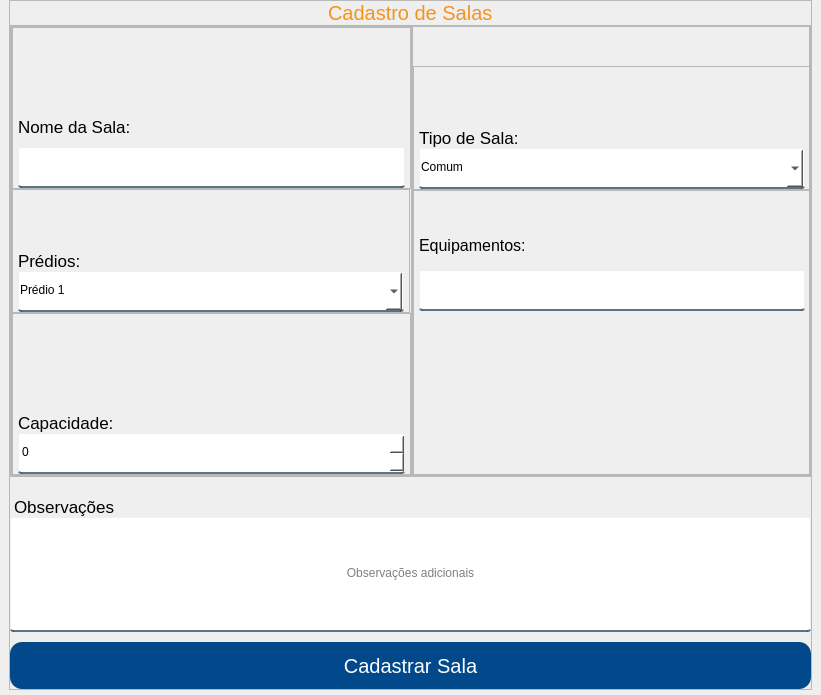
Above: App/view/ui/cadastroSalas.ui from Senac-SOR-ADS/Mapa-de-Sala before the change. Below: the same form after it.
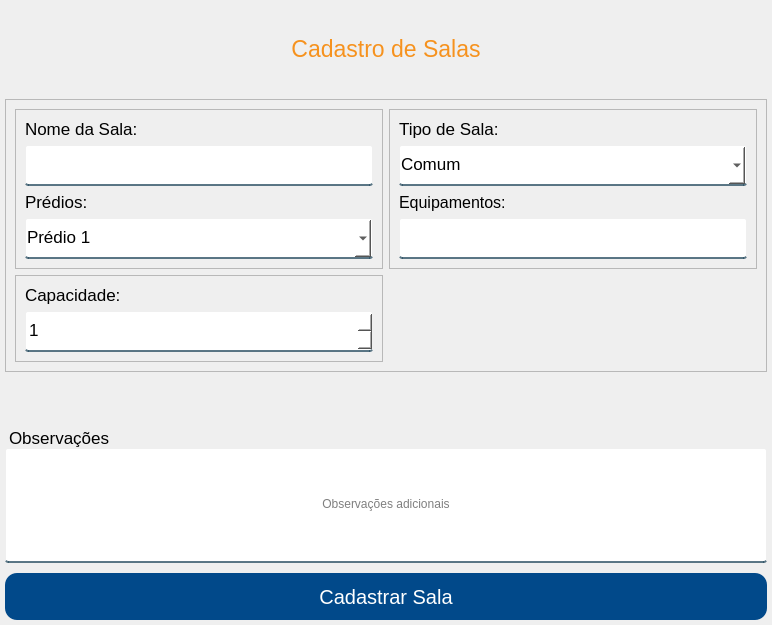
That is the form after the change.

Commit message:
tela reescrita
Refiz a tela de cadastroSalas para manter um layout mais consistente em relação à responsividade

```diff
--- a/App/view/ui/cadastroSalas.ui
+++ b/App/view/ui/cadastroSalas.ui
@@ -6,8 +6,8 @@
    <rect>
     <x>0</x>
     <y>0</y>
-    <width>821</width>
-    <height>695</height>
+    <width>772</width>
+    <height>625</height>
    </rect>
   </property>
   <property name="windowTitle">
@@ -67,42 +67,47 @@
    <property name="bottomMargin">
     <number>5</number>
    </property>
-   <item alignment="Qt::AlignHCenter">
-    <widget class="QFrame" name="frame_9">
-     <property name="frameShape">
-      <enum>QFrame::StyledPanel</enum>
+   <item>
+    <spacer name="verticalSpacer_2">
+     <property name="orientation">
+      <enum>Qt::Vertical</enum>
      </property>
-     <property name="frameShadow">
-      <enum>QFrame::Raised</enum>
+     <property name="sizeHint" stdset="0">
+      <size>
+       <width>20</width>
+       <height>40</height>
+      </size>
      </property>
-     <layout class="QVBoxLayout" name="verticalLayout_4">
-      <property name="spacing">
-       <number>0</number>
-      </property>
-      <property name="leftMargin">
-       <number>0</number>
-      </property>
-      <property name="topMargin">
-       <number>0</number>
-      </property>
-      <property name="rightMargin">
-       <number>0</number>
-      </property>
-      <property name="bottomMargin">
-       <number>0</number>
-      </property>
-      <item alignment="Qt::AlignHCenter">
+    </spacer>
+   </item>
+   <item>
        <widget class="QLabel" name="titulo">
         <property name="font">
          <font>
-          <pointsize>15</pointsize>
+       <pointsize>17</pointsize>
          </font>
         </property>
         <property name="text">
          <string>Cadastro de Salas</string>
         </property>
-       </widget>
-      </item>
+     <property name="alignment">
+      <set>Qt::AlignCenter</set>
+     </property>
+    </widget>
+   </item>
+   <item>
+    <spacer name="verticalSpacer">
+     <property name="orientation">
+      <enum>Qt::Vertical</enum>
+     </property>
+     <property name="sizeHint" stdset="0">
+      <size>
+       <width>20</width>
+       <height>40</height>
+      </size>
+     </property>
+    </spacer>
+   </item>
       <item>
        <widget class="QFrame" name="frame">
         <property name="sizePolicy">
@@ -111,258 +116,24 @@
           <verstretch>0</verstretch>
          </sizepolicy>
         </property>
-        <property name="minimumSize">
-         <size>
-          <width>801</width>
-          <height>340</height>
-         </size>
-        </property>
         <property name="frameShape">
          <enum>QFrame::StyledPanel</enum>
         </property>
         <property name="frameShadow">
          <enum>QFrame::Raised</enum>
         </property>
-        <layout class="QHBoxLayout" name="horizontalLayout_6">
-         <property name="spacing">
-          <number>0</number>
-         </property>
-         <property name="leftMargin">
-          <number>0</number>
-         </property>
-         <property name="topMargin">
-          <number>0</number>
-         </property>
-         <property name="rightMargin">
-          <number>0</number>
-         </property>
-         <property name="bottomMargin">
-          <number>0</number>
-         </property>
-         <item>
-          <widget class="QFrame" name="frame_5">
+     <layout class="QGridLayout" name="gridLayout_3">
+      <item row="1" column="0">
+       <widget class="QFrame" name="frame_10">
            <property name="frameShape">
             <enum>QFrame::StyledPanel</enum>
            </property>
            <property name="frameShadow">
             <enum>QFrame::Raised</enum>
            </property>
-           <layout class="QVBoxLayout" name="verticalLayout_2">
-            <property name="spacing">
-             <number>0</number>
-            </property>
-            <property name="leftMargin">
-             <number>0</number>
-            </property>
-            <property name="topMargin">
-             <number>0</number>
-            </property>
-            <property name="rightMargin">
-             <number>0</number>
-            </property>
-            <property name="bottomMargin">
-             <number>0</number>
-            </property>
+        <layout class="QVBoxLayout" name="verticalLayout_10">
             <item>
-             <widget class="QFrame" name="frame_2">
-              <property name="frameShape">
-               <enum>QFrame::StyledPanel</enum>
-              </property>
-              <property name="frameShadow">
-               <enum>QFrame::Raised</enum>
-              </property>
-              <layout class="QVBoxLayout" name="verticalLayout_7">
-               <property name="spacing">
-                <number>10</number>
-               </property>
-               <property name="leftMargin">
-                <number>5</number>
-               </property>
-               <property name="topMargin">
-                <number>0</number>
-               </property>
-               <property name="rightMargin">
-                <number>5</number>
-               </property>
-               <property name="bottomMargin">
-                <number>0</number>
-               </property>
-               <item>
-                <spacer name="verticalSpacer_3">
-                 <property name="orientation">
-                  <enum>Qt::Vertical</enum>
-                 </property>
-                 <property name="sizeHint" stdset="0">
-                  <size>
-                   <width>20</width>
-                   <height>40</height>
-                  </size>
-                 </property>
-                </spacer>
-               </item>
-               <item>
-                <widget class="QLabel" name="label">
-                 <property name="font">
-                  <font>
-                   <pointsize>13</pointsize>
-                  </font>
-                 </property>
-                 <property name="text">
-                  <string>Nome da Sala:</string>
-                 </property>
-                </widget>
-               </item>
-               <item>
-                <widget class="QLineEdit" name="nomeSala">
-                 <property name="minimumSize">
-                  <size>
-                   <width>231</width>
-                   <height>41</height>
-                  </size>
-                 </property>
-                 <property name="placeholderText">
-                  <string/>
-                 </property>
-                </widget>
-               </item>
-              </layout>
-             </widget>
-            </item>
-            <item>
-             <widget class="QFrame" name="frame_3">
-              <property name="minimumSize">
-               <size>
-                <width>398</width>
-                <height>124</height>
-               </size>
-              </property>
-              <property name="maximumSize">
-               <size>
-                <width>398</width>
-                <height>124</height>
-               </size>
-              </property>
-              <property name="frameShape">
-               <enum>QFrame::StyledPanel</enum>
-              </property>
-              <property name="frameShadow">
-               <enum>QFrame::Raised</enum>
-              </property>
-              <layout class="QVBoxLayout" name="verticalLayout_9">
-               <property name="spacing">
-                <number>0</number>
-               </property>
-               <property name="leftMargin">
-                <number>5</number>
-               </property>
-               <property name="topMargin">
-                <number>0</number>
-               </property>
-               <property name="rightMargin">
-                <number>5</number>
-               </property>
-               <property name="bottomMargin">
-                <number>0</number>
-               </property>
-               <item>
-                <spacer name="verticalSpacer_6">
-                 <property name="orientation">
-                  <enum>Qt::Vertical</enum>
-                 </property>
-                 <property name="sizeHint" stdset="0">
-                  <size>
-                   <width>20</width>
-                   <height>40</height>
-                  </size>
-                 </property>
-                </spacer>
-               </item>
-               <item>
-                <widget class="QLabel" name="label_3">
-                 <property name="font">
-                  <font>
-                   <pointsize>13</pointsize>
-                  </font>
-                 </property>
-                 <property name="text">
-                  <string>Prédios:</string>
-                 </property>
-                </widget>
-               </item>
-               <item>
-                <widget class="QComboBox" name="nomePredio">
-                 <property name="minimumSize">
-                  <size>
-                   <width>231</width>
-                   <height>41</height>
-                  </size>
-                 </property>
-                 <property name="cursor">
-                  <cursorShape>PointingHandCursor</cursorShape>
-                 </property>
-                 <property name="editable">
-                  <bool>false</bool>
-                 </property>
-                 <property name="currentText">
-                  <string notr="true">Prédio 1</string>
-                 </property>
-                 <property name="insertPolicy">
-                  <enum>QComboBox::InsertAlphabetically</enum>
-                 </property>
-                 <item>
-                  <property name="text">
-                   <string>Prédio 1</string>
-                  </property>
-                 </item>
-                 <item>
-                  <property name="text">
-                   <string>Prédio 2</string>
-                  </property>
-                 </item>
-                </widget>
-               </item>
-              </layout>
-             </widget>
-            </item>
-            <item>
-             <widget class="QFrame" name="frame_4">
-              <property name="frameShape">
-               <enum>QFrame::StyledPanel</enum>
-              </property>
-              <property name="frameShadow">
-               <enum>QFrame::Raised</enum>
-              </property>
-              <layout class="QVBoxLayout" name="verticalLayout_8">
-               <property name="spacing">
-                <number>0</number>
-               </property>
-               <property name="leftMargin">
-                <number>5</number>
-               </property>
-               <property name="topMargin">
-                <number>0</number>
-               </property>
-               <property name="rightMargin">
-                <number>5</number>
-               </property>
-               <property name="bottomMargin">
-                <number>0</number>
-               </property>
-               <item>
-                <spacer name="verticalSpacer_2">
-                 <property name="orientation">
-                  <enum>Qt::Vertical</enum>
-                 </property>
-                 <property name="sizeHint" stdset="0">
-                  <size>
-                   <width>20</width>
-                   <height>40</height>
-                  </size>
-                 </property>
-                </spacer>
-               </item>
-               <item>
-                <widget class="QLabel" name="label_5">
+          <widget class="QLabel" name="label_15">
                  <property name="font">
                   <font>
                    <pointsize>13</pointsize>
@@ -374,16 +145,24 @@
                 </widget>
                </item>
                <item>
-                <widget class="QSpinBox" name="mediaCapacidade">
+          <widget class="QSpinBox" name="mediaCapacidade_3">
                  <property name="minimumSize">
                   <size>
-                   <width>231</width>
+             <width>0</width>
                    <height>41</height>
                   </size>
                  </property>
+           <property name="font">
+            <font>
+             <pointsize>13</pointsize>
+            </font>
+           </property>
                  <property name="cursor">
                   <cursorShape>PointingHandCursor</cursorShape>
                  </property>
+           <property name="minimum">
+            <number>1</number>
+           </property>
                  <property name="maximum">
                   <number>1000</number>
                  </property>
@@ -392,16 +171,13 @@
               </layout>
              </widget>
             </item>
-           </layout>
-          </widget>
-         </item>
-         <item>
-          <widget class="QFrame" name="frame_8">
-           <property name="maximumSize">
-            <size>
-             <width>398</width>
-             <height>16777215</height>
-            </size>
+      <item row="0" column="1">
+       <widget class="QFrame" name="frame_9">
+        <property name="sizePolicy">
+         <sizepolicy hsizetype="Preferred" vsizetype="Expanding">
+          <horstretch>0</horstretch>
+          <verstretch>0</verstretch>
+         </sizepolicy>
            </property>
            <property name="frameShape">
             <enum>QFrame::StyledPanel</enum>
@@ -409,89 +185,9 @@
            <property name="frameShadow">
             <enum>QFrame::Raised</enum>
            </property>
-           <layout class="QVBoxLayout" name="verticalLayout_3">
-            <property name="spacing">
-             <number>0</number>
-            </property>
-            <property name="leftMargin">
-             <number>0</number>
-            </property>
-            <property name="topMargin">
-             <number>0</number>
-            </property>
-            <property name="rightMargin">
-             <number>0</number>
-            </property>
-            <property name="bottomMargin">
-             <number>0</number>
-            </property>
+        <layout class="QVBoxLayout" name="verticalLayout_9">
             <item>
-             <spacer name="verticalSpacer_4">
-              <property name="orientation">
-               <enum>Qt::Vertical</enum>
-              </property>
-              <property name="sizeType">
-               <enum>QSizePolicy::Minimum</enum>
-              </property>
-              <property name="sizeHint" stdset="0">
-               <size>
-                <width>16</width>
-                <height>39</height>
-               </size>
-              </property>
-             </spacer>
-            </item>
-            <item>
-             <widget class="QFrame" name="frame_6">
-              <property name="minimumSize">
-               <size>
-                <width>398</width>
-                <height>124</height>
-               </size>
-              </property>
-              <property name="maximumSize">
-               <size>
-                <width>398</width>
-                <height>124</height>
-               </size>
-              </property>
-              <property name="frameShape">
-               <enum>QFrame::StyledPanel</enum>
-              </property>
-              <property name="frameShadow">
-               <enum>QFrame::Raised</enum>
-              </property>
-              <layout class="QVBoxLayout" name="verticalLayout_6">
-               <property name="spacing">
-                <number>0</number>
-               </property>
-               <property name="leftMargin">
-                <number>5</number>
-               </property>
-               <property name="topMargin">
-                <number>0</number>
-               </property>
-               <property name="rightMargin">
-                <number>5</number>
-               </property>
-               <property name="bottomMargin">
-                <number>0</number>
-               </property>
-               <item>
-                <spacer name="verticalSpacer_7">
-                 <property name="orientation">
-                  <enum>Qt::Vertical</enum>
-                 </property>
-                 <property name="sizeHint" stdset="0">
-                  <size>
-                   <width>20</width>
-                   <height>41</height>
-                  </size>
-                 </property>
-                </spacer>
-               </item>
-               <item>
-                <widget class="QLabel" name="label_2">
+          <widget class="QLabel" name="label_13">
                  <property name="font">
                   <font>
                    <pointsize>13</pointsize>
@@ -500,16 +196,30 @@
                  <property name="text">
                   <string>Tipo de Sala:</string>
                  </property>
+           <property name="alignment">
+            <set>Qt::AlignBottom|Qt::AlignLeading|Qt::AlignLeft</set>
+           </property>
                 </widget>
                </item>
                <item>
-                <widget class="QComboBox" name="tipoSala">
+          <widget class="QComboBox" name="tipoSala_3">
+           <property name="sizePolicy">
+            <sizepolicy hsizetype="Expanding" vsizetype="Fixed">
+             <horstretch>0</horstretch>
+             <verstretch>0</verstretch>
+            </sizepolicy>
+           </property>
                  <property name="minimumSize">
                   <size>
                    <width>231</width>
                    <height>41</height>
                   </size>
                  </property>
+           <property name="font">
+            <font>
+             <pointsize>13</pointsize>
+            </font>
+           </property>
                  <property name="cursor">
                   <cursorShape>PointingHandCursor</cursorShape>
                  </property>
@@ -547,64 +257,18 @@
                  </item>
                 </widget>
                </item>
-              </layout>
-             </widget>
-            </item>
             <item>
-             <widget class="QFrame" name="frame_7">
+          <widget class="QLabel" name="label_14">
               <property name="minimumSize">
                <size>
-                <width>398</width>
-                <height>124</height>
-               </size>
-              </property>
-              <property name="frameShape">
-               <enum>QFrame::StyledPanel</enum>
-              </property>
-              <property name="frameShadow">
-               <enum>QFrame::Raised</enum>
-              </property>
-              <layout class="QVBoxLayout" name="verticalLayout_5">
-               <property name="spacing">
-                <number>10</number>
-               </property>
-               <property name="leftMargin">
-                <number>5</number>
-               </property>
-               <property name="topMargin">
-                <number>0</number>
-               </property>
-               <property name="rightMargin">
-                <number>5</number>
-               </property>
-               <property name="bottomMargin">
-                <number>0</number>
-               </property>
-               <item>
-                <spacer name="verticalSpacer">
-                 <property name="orientation">
-                  <enum>Qt::Vertical</enum>
-                 </property>
-                 <property name="sizeHint" stdset="0">
-                  <size>
-                   <width>20</width>
-                   <height>40</height>
-                  </size>
-                 </property>
-                </spacer>
-               </item>
-               <item>
-                <widget class="QLabel" name="label_4">
-                 <property name="minimumSize">
-                  <size>
-                   <width>386</width>
-                   <height>48</height>
+             <width>0</width>
+             <height>0</height>
                   </size>
                  </property>
                  <property name="maximumSize">
                   <size>
-                   <width>110</width>
-                   <height>30</height>
+             <width>16777215</width>
+             <height>16777215</height>
                   </size>
                  </property>
                  <property name="font">
@@ -615,45 +279,156 @@
                  <property name="text">
                   <string>Equipamentos:</string>
                  </property>
+           <property name="alignment">
+            <set>Qt::AlignBottom|Qt::AlignLeading|Qt::AlignLeft</set>
+           </property>
                 </widget>
                </item>
                <item>
-                <widget class="QLineEdit" name="tipoEquipamento">
+          <widget class="QLineEdit" name="tipoEquipamento_3">
                  <property name="minimumSize">
                   <size>
                    <width>231</width>
                    <height>41</height>
                   </size>
                  </property>
+           <property name="font">
+            <font>
+             <pointsize>13</pointsize>
+            </font>
+           </property>
                  <property name="placeholderText">
                   <string/>
                  </property>
                 </widget>
                </item>
+        </layout>
+       </widget>
+      </item>
+      <item row="0" column="0">
+       <widget class="QFrame" name="frame_8">
+        <property name="sizePolicy">
+         <sizepolicy hsizetype="Preferred" vsizetype="Expanding">
+          <horstretch>0</horstretch>
+          <verstretch>0</verstretch>
+         </sizepolicy>
+        </property>
+        <property name="frameShape">
+         <enum>QFrame::StyledPanel</enum>
+        </property>
+        <property name="frameShadow">
+         <enum>QFrame::Raised</enum>
+        </property>
+        <layout class="QVBoxLayout" name="verticalLayout_8">
                <item>
-                <spacer name="verticalSpacer_5">
+          <widget class="QLabel" name="label_11">
+           <property name="font">
+            <font>
+             <pointsize>13</pointsize>
+            </font>
+           </property>
+           <property name="text">
+            <string>Nome da Sala:</string>
+           </property>
+           <property name="alignment">
+            <set>Qt::AlignBottom|Qt::AlignLeading|Qt::AlignLeft</set>
+           </property>
+          </widget>
+         </item>
+         <item>
+          <widget class="QLineEdit" name="nomeSala_3">
+           <property name="minimumSize">
+            <size>
+             <width>231</width>
+             <height>41</height>
+            </size>
+           </property>
+           <property name="font">
+            <font>
+             <pointsize>13</pointsize>
+            </font>
+           </property>
+           <property name="placeholderText">
+            <string/>
+           </property>
+          </widget>
+         </item>
+         <item>
+          <widget class="QLabel" name="label_12">
+           <property name="font">
+            <font>
+             <pointsize>13</pointsize>
+            </font>
+           </property>
+           <property name="text">
+            <string>Prédios:</string>
+           </property>
+           <property name="alignment">
+            <set>Qt::AlignBottom|Qt::AlignLeading|Qt::AlignLeft</set>
+           </property>
+          </widget>
+         </item>
+         <item>
+          <widget class="QComboBox" name="nomePredio_3">
+           <property name="sizePolicy">
+            <sizepolicy hsizetype="Expanding" vsizetype="Fixed">
+             <horstretch>0</horstretch>
+             <verstretch>0</verstretch>
+            </sizepolicy>
+           </property>
+           <property name="minimumSize">
+            <size>
+             <width>231</width>
+             <height>41</height>
+            </size>
+           </property>
+           <property name="font">
+            <font>
+             <pointsize>13</pointsize>
+            </font>
+           </property>
+           <property name="cursor">
+            <cursorShape>PointingHandCursor</cursorShape>
+           </property>
+           <property name="editable">
+            <bool>false</bool>
+           </property>
+           <property name="currentText">
+            <string notr="true">Prédio 1</string>
+           </property>
+           <property name="insertPolicy">
+            <enum>QComboBox::InsertAlphabetically</enum>
+           </property>
+           <item>
+            <property name="text">
+             <string>Prédio 1</string>
+            </property>
+           </item>
+           <item>
+            <property name="text">
+             <string>Prédio 2</string>
+            </property>
+           </item>
+          </widget>
+         </item>
+        </layout>
+       </widget>
+      </item>
+     </layout>
+    </widget>
+   </item>
+   <item>
+    <spacer name="verticalSpacer_3">
                  <property name="orientation">
                   <enum>Qt::Vertical</enum>
                  </property>
-                 <property name="sizeType">
-                  <enum>QSizePolicy::Minimum</enum>
-                 </property>
                  <property name="sizeHint" stdset="0">
                   <size>
                    <width>20</width>
-                   <height>163</height>
+       <height>40</height>
                   </size>
                  </property>
                 </spacer>
-               </item>
-              </layout>
-             </widget>
-            </item>
-           </layout>
-          </widget>
-         </item>
-        </layout>
-       </widget>
       </item>
       <item>
        <widget class="QLabel" name="tituloObs">
@@ -718,14 +493,6 @@
       </item>
      </layout>
     </widget>
-   </item>
-  </layout>
- </widget>
- <tabstops>
-  <tabstop>nomeSala</tabstop>
-  <tabstop>nomePredio</tabstop>
-  <tabstop>mediaCapacidade</tabstop>
- </tabstops>
  <resources/>
  <connections/>
 </ui>
```
Lines whose indentation alone changed are shown as unchanged.
